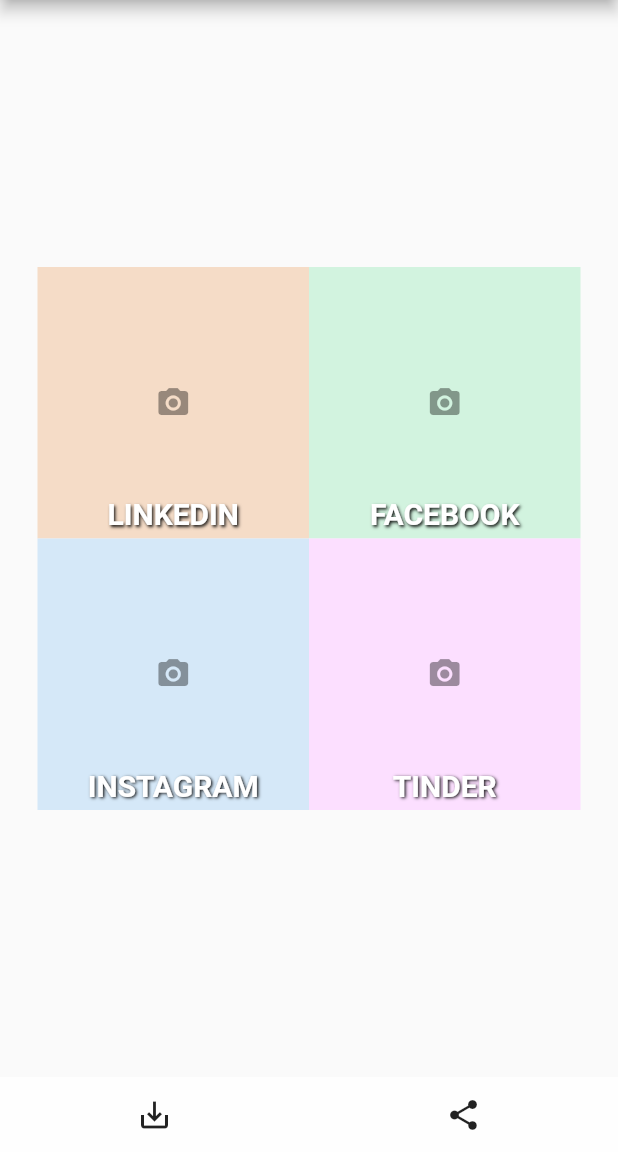
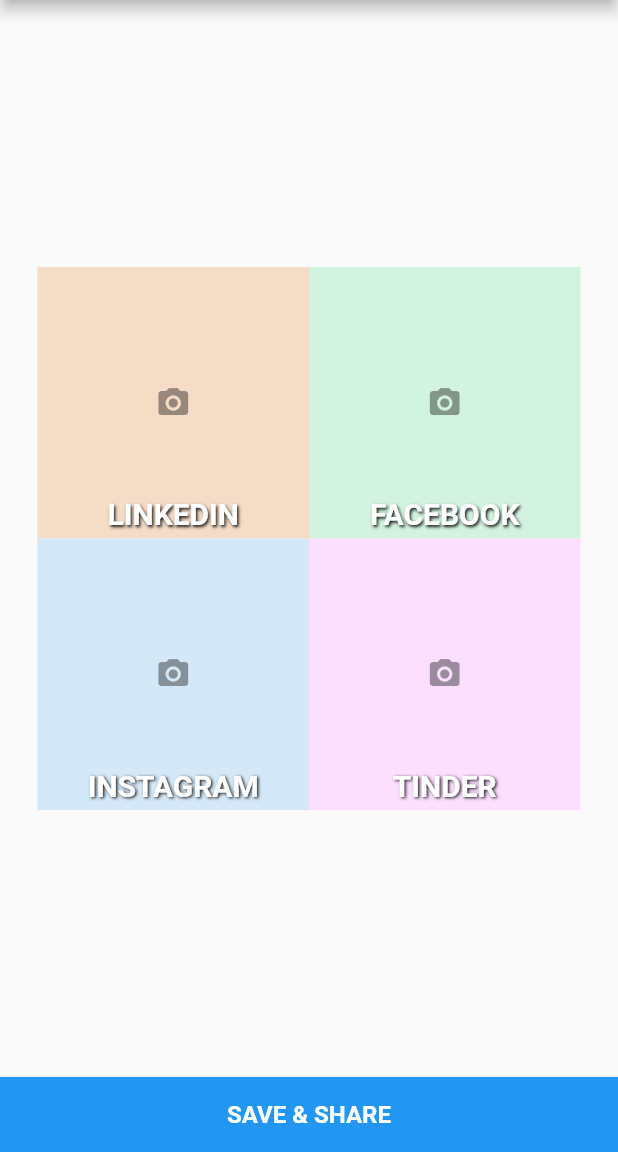
Before and after one commit to walid-ashik/lfit_flutter_app, a Flutter app: the screen it shows after launch, on a phone screen of 412 x 824 dp, the part 84-1236 px from its top. Run offline on Flutter 3.47's test engine with Material 2 defaults, Android fonts, the phone set to English and light mode, and no system bars; drawn by our look-alikes of screenshot; our stand-ins replace image_gallery_saver, image_picker, progress_dialog; missing offline and left inert: esys_flutter_share.

Commit message:
implement share image

```diff
--- a/lib/main.dart
+++ b/lib/main.dart
@@ -1,10 +1,13 @@
 import 'package:flutter/cupertino.dart';
 import 'package:flutter/material.dart';
+import 'package:flutter/services.dart';
 import 'package:path_provider/path_provider.dart';
+import 'package:progress_dialog/progress_dialog.dart';
 import 'package:screenshot/screenshot.dart';
 import 'package:image_gallery_saver/image_gallery_saver.dart';
 import 'dart:io';
 import 'package:image_picker/image_picker.dart';
+import 'package:esys_flutter_share/esys_flutter_share.dart';
 
 void main() => runApp(MyApp());
 
@@ -30,6 +33,7 @@ class MyHomePage extends StatefulWidget {
 }
 
 class _MyHomePageState extends State<MyHomePage> {
+  ProgressDialog _progressDialog;
   File _finalImageFile = null;
   int bottomTabBarIndex = 0;
   ScreenshotController screenshotController = ScreenshotController();
@@ -79,10 +83,15 @@ class _MyHomePageState extends State<MyHomePage> {
     }
   }
 
-
   @override
   Widget build(BuildContext context) {
     double deviceWidth = MediaQuery.of(context).size.width;
+
+    _progressDialog = ProgressDialog(context,
+        type: ProgressDialogType.Normal, isDismissible: false, showLogs: true);
+    _progressDialog.style(
+      message: 'Saving your image...',
+    );
 
     return Scaffold(
       appBar: AppBar(
@@ -94,34 +103,17 @@ class _MyHomePageState extends State<MyHomePage> {
               child: createCanvas(deviceWidth))),
       bottomNavigationBar: Container(
         height: 50.0,
-        color: Colors.white70,
-        child: Row(
-          children: <Widget>[
-            Expanded(
-              child: InkWell(
-                onTap: () {
-                  print("image capturing start...");
-                  takeScreenShot();
-                },
-                child: Container(
-                  height: 50.0,
-                  child: Center(child: Icon(Icons.save_alt)),
-                ),
-              ),
-            ),
-            Expanded(
-              child: InkWell(
-                onTap: () {
-                  print('share icon clicked');
-                },
-                child: Container(
-                  height: 50.0,
-                  child: Center(child: Icon(Icons.share)),
-                ),
-              ),
-            ),
-          ],
-        ),
+        child: InkWell(
+            onTap: () {
+              takeScreenShot();
+            },
+            child: Container(
+              color: Colors.blue,
+              child: Center(
+                  child: Text('SAVE & SHARE',
+                      style: TextStyle(
+                          color: Colors.white, fontSize: 16.0, fontWeight: FontWeight.bold))),
+            )),
       ),
     );
   }
@@ -299,13 +291,15 @@ class _MyHomePageState extends State<MyHomePage> {
   }
 
   void takeScreenShot() async {
+    _progressDialog.show();
+
     final directory = (await getApplicationDocumentsDirectory())
         .path; //from path_provide package
     String fileName = DateTime.now().toIso8601String();
     final path = '$directory/$fileName.png';
 
     screenshotController
-        .capture(path: path, pixelRatio: 5.0)
+        .capture(path: path, pixelRatio: 2.0)
         .then((File imageFile) async {
       setState(() {
         _finalImageFile = imageFile;
@@ -313,6 +307,15 @@ class _MyHomePageState extends State<MyHomePage> {
 
       final result =
           await ImageGallerySaver.saveImage(_finalImageFile.readAsBytesSync());
+
+      print('image location: $result');
+      _progressDialog.hide();
+
+      final ByteData bytes = await rootBundle.load(path);
+      await Share.file(
+          'esys image', 'esys.png', bytes.buffer.asUint8List(), 'image/png',
+          text: 'My optional text.');
+
       print('image has been saved');
     });
   }
--- a/pubspec.yaml
+++ b/pubspec.yaml
@@ -26,6 +26,9 @@ dependencies:
   # Use with the CupertinoIcons class for iOS style icons.
   cupertino_icons: ^0.1.2
   image_picker: ^0.6.3+1
+  progress_dialog: ^1.2.0
+  share_extend: ^1.1.1
+  esys_flutter_share: ^1.0.2
 
 dev_dependencies:
   flutter_test:
```
Also changed, not shown: pubspec.lock.
